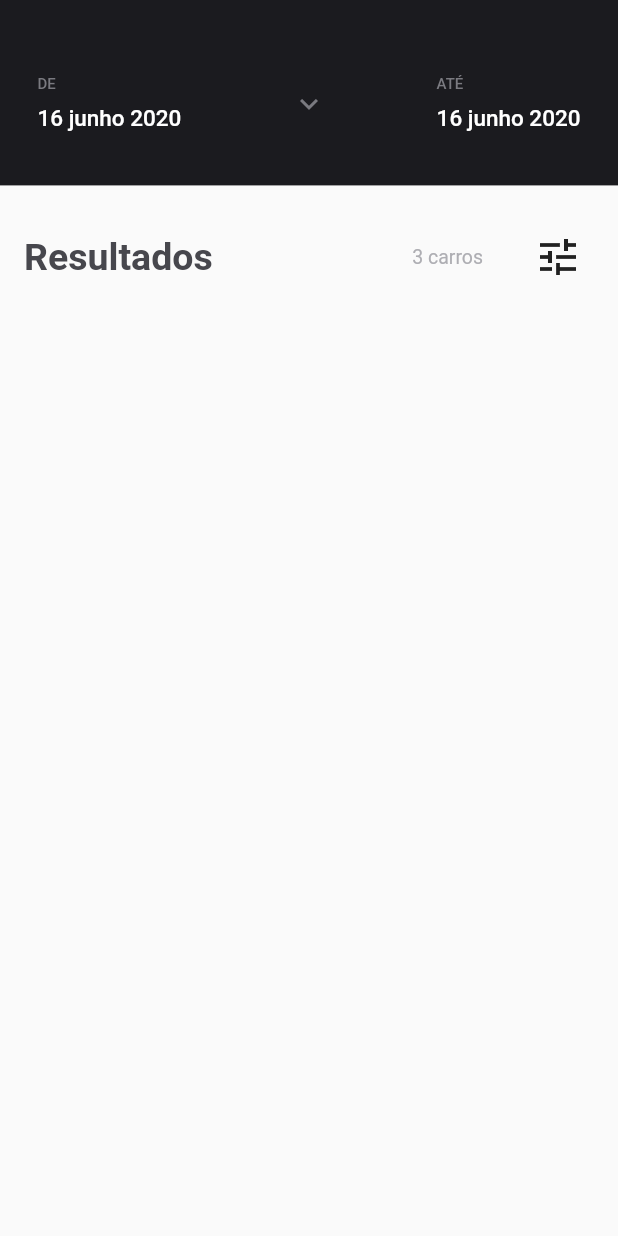
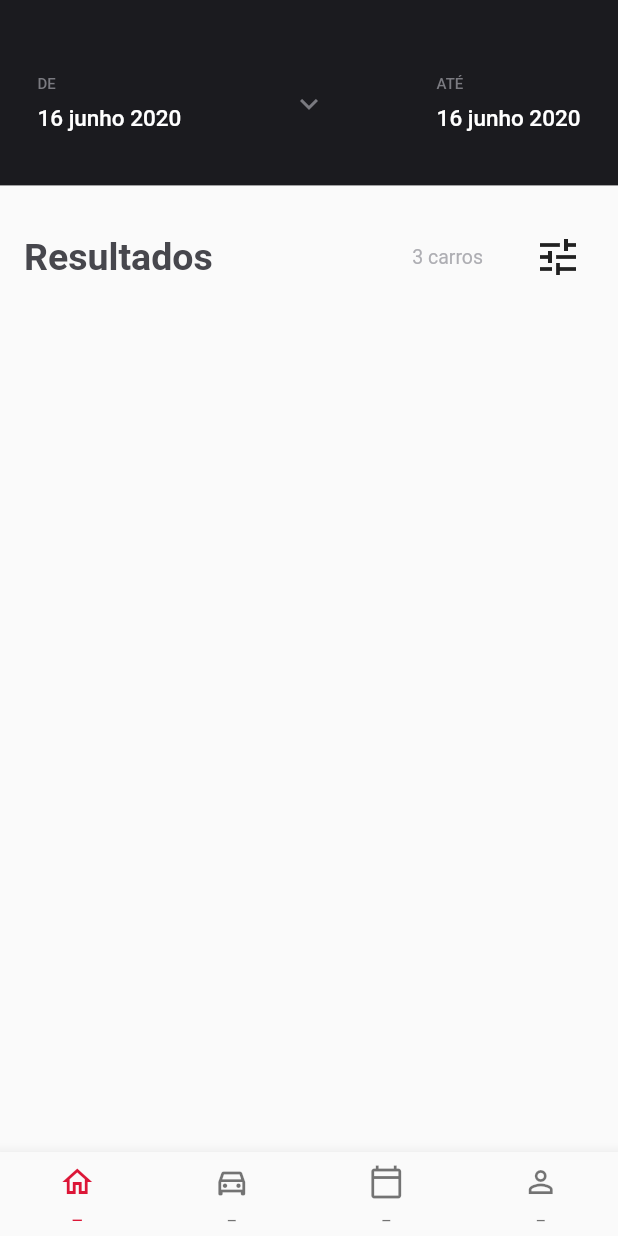
Before and after one commit to samples-flutter/rentx-app, a Flutter app: the MainNavigation screen opened directly, on a phone screen of 412 x 824 dp. Run offline on Flutter 3.47's test engine with Material 2 defaults, Android fonts, the phone set to English and light mode, and no system bars; our stand-ins replace flutter_svg, table_calendar.

Commit message:
feat: create navigation bottom

```diff
--- /dev/null
+++ b/lib/pages/main_navigation/list_car/list_car_page.dart
@@ -0,0 +1,15 @@
+import 'package:flutter/material.dart';
+
+class ListCarPage extends StatefulWidget {
+  const ListCarPage({Key? key}) : super(key: key);
+
+  @override
+  _ListCarPageState createState() => _ListCarPageState();
+}
+
+class _ListCarPageState extends State<ListCarPage> {
+  @override
+  Widget build(BuildContext context) {
+    return Container();
+  }
+}
--- a/lib/pages/main_navigation/main_navigation_page.dart
+++ b/lib/pages/main_navigation/main_navigation_page.dart
@@ -1,5 +1,10 @@
 import 'package:flutter/material.dart';
+import 'package:rentx/pages/main_navigation/profile/profile_page.dart';
+import 'package:rentx/pages/main_navigation/results/results_page.dart';
+import 'package:rentx/pages/main_navigation/scheduling/scheduling_page.dart';
 import 'package:rentx/styles/app_colors.dart';
+
+import 'list_car/list_car_page.dart';
 
 class MainNavigation extends StatefulWidget {
   const MainNavigation({Key? key}) : super(key: key);
@@ -9,110 +14,39 @@ class MainNavigation extends StatefulWidget {
 }
 
 class _MainNavigationState extends State<MainNavigation> {
+  List<Widget> pagesNavigation = [
+    ResultsPage(),
+    ListCarPage(),
+    SchedulingPage(),
+    ProfilePage()
+  ];
+  int indexPage = 0;
+
   @override
   Widget build(BuildContext context) {
-    final size = MediaQuery.of(context).size;
     return Scaffold(
-        body: Column(
-      children: [
-        Container(
-          padding: EdgeInsets.symmetric(horizontal: 25),
-          color: AppColors.black,
-          width: size.width,
-          height: size.height * 0.15,
-          child: Column(
-            mainAxisAlignment: MainAxisAlignment.center,
-            crossAxisAlignment: CrossAxisAlignment.center,
-            children: [
-              SizedBox(height: 15),
-              Row(
-                mainAxisAlignment: MainAxisAlignment.spaceBetween,
-                children: [
-                  Column(
-                    crossAxisAlignment: CrossAxisAlignment.start,
-                    children: [
-                      Text(
-                        'DE',
-                        style: TextStyle(
-                            fontSize: 10,
-                            color: AppColors.grayText,
-                            fontWeight: FontWeight.w500),
-                      ),
-                      const SizedBox(height: 8),
-                      Text(
-                        "16 junho 2020",
-                        style: TextStyle(
-                            fontSize: 15,
-                            fontWeight: FontWeight.w500,
-                            color: Colors.white),
-                      )
-                    ],
-                  ),
-                  IconButton(
-                      onPressed: () {},
-                      icon: Icon(
-                        Icons.keyboard_arrow_down_outlined,
-                        color: AppColors.grayText,
-                      )),
-                  Column(
-                    crossAxisAlignment: CrossAxisAlignment.start,
-                    children: [
-                      Text(
-                        'ATÉ',
-                        style: TextStyle(
-                            fontSize: 10,
-                            color: AppColors.grayText,
-                            fontWeight: FontWeight.w500),
-                      ),
-                      const SizedBox(height: 8),
-                      Text(
-                        "16 junho 2020",
-                        style: TextStyle(
-                            fontSize: 15,
-                            fontWeight: FontWeight.w500,
-                            color: Colors.white),
-                      )
-                    ],
-                  ),
-                ],
-              ),
-            ],
-          ),
-        ),
-        Padding(
-          padding: const EdgeInsets.only(top: 24, left: 16, right: 16),
-          child: Column(
-            children: [
-              Row(
-                mainAxisAlignment: MainAxisAlignment.spaceBetween,
-                children: [
-                  Text(
-                    'Resultados',
-                    style: TextStyle(
-                        fontSize: 25,
-                        fontWeight: FontWeight.w600,
-                        color: AppColors.grayTitle),
-                  ),
-                  Row(
-                    children: [
-                      Text(
-                        '3 carros',
-                        style: TextStyle(
-                            fontSize: 13,
-                            fontWeight: FontWeight.w400,
-                            color: AppColors.grayTextDetails),
-                      ),
-                      SizedBox(width: 26),
-                      IconButton(onPressed: () {}, icon: Icon(Icons.tune, size: 32))
-                    ],
-                  ),
-                ],
-              ),
+      body: pagesNavigation.elementAt(indexPage),
+      bottomNavigationBar: BottomNavigationBar(
+        type: BottomNavigationBarType.fixed,
+        selectedItemColor: AppColors.primary,
+        currentIndex: indexPage,
+        onTap: stepToScreen,
+        items: [
+          BottomNavigationBarItem(icon: Icon(Icons.home_outlined), label: "_"),
+          BottomNavigationBarItem(
+              icon: Icon(Icons.directions_car_outlined), label: "_"),
+          BottomNavigationBarItem(
+              icon: Icon(Icons.calendar_today_outlined), label: "_"),
+          BottomNavigationBarItem(
+              icon: Icon(Icons.person_outline_outlined), label: "_"),
+        ],
+      ),
+    );
+  }
 
-            ],
-          ),
-        )
-      ],
-    ));
+  stepToScreen(int index) {
+    setState(() {
+      indexPage = index;
+    });
   }
 }
--- /dev/null
+++ b/lib/pages/main_navigation/profile/profile_page.dart
@@ -0,0 +1,10 @@
+import 'package:flutter/material.dart';
+
+class ProfilePage extends StatelessWidget {
+  const ProfilePage({Key? key}) : super(key: key);
+
+  @override
+  Widget build(BuildContext context) {
+    return Container();
+  }
+}
--- /dev/null
+++ b/lib/pages/main_navigation/results/results_page.dart
@@ -0,0 +1,118 @@
+import 'package:flutter/material.dart';
+import 'package:rentx/styles/app_colors.dart';
+
+class ResultsPage extends StatefulWidget {
+  const ResultsPage({Key? key}) : super(key: key);
+
+  @override
+  _ResultsPageState createState() => _ResultsPageState();
+}
+
+class _ResultsPageState extends State<ResultsPage> {
+  @override
+  Widget build(BuildContext context) {
+    final size = MediaQuery.of(context).size;
+    return Scaffold(
+        body: Column(
+          children: [
+            Container(
+              padding: EdgeInsets.symmetric(horizontal: 25),
+              color: AppColors.black,
+              width: size.width,
+              height: size.height * 0.15,
+              child: Column(
+                mainAxisAlignment: MainAxisAlignment.center,
+                crossAxisAlignment: CrossAxisAlignment.center,
+                children: [
+                  SizedBox(height: 15),
+                  Row(
+                    mainAxisAlignment: MainAxisAlignment.spaceBetween,
+                    children: [
+                      Column(
+                        crossAxisAlignment: CrossAxisAlignment.start,
+                        children: [
+                          Text(
+                            'DE',
+                            style: TextStyle(
+                                fontSize: 10,
+                                color: AppColors.grayText,
+                                fontWeight: FontWeight.w500),
+                          ),
+                          const SizedBox(height: 8),
+                          Text(
+                            "16 junho 2020",
+                            style: TextStyle(
+                                fontSize: 15,
+                                fontWeight: FontWeight.w500,
+                                color: Colors.white),
+                          )
+                        ],
+                      ),
+                      IconButton(
+                          onPressed: () {},
+                          icon: Icon(
+                            Icons.keyboard_arrow_down_outlined,
+                            color: AppColors.grayText,
+                          )),
+                      Column(
+                        crossAxisAlignment: CrossAxisAlignment.start,
+                        children: [
+                          Text(
+                            'ATÉ',
+                            style: TextStyle(
+                                fontSize: 10,
+                                color: AppColors.grayText,
+                                fontWeight: FontWeight.w500),
+                          ),
+                          const SizedBox(height: 8),
+                          Text(
+                            "16 junho 2020",
+                            style: TextStyle(
+                                fontSize: 15,
+                                fontWeight: FontWeight.w500,
+                                color: Colors.white),
+                          )
+                        ],
+                      ),
+                    ],
+                  ),
+                ],
+              ),
+            ),
+            Padding(
+              padding: const EdgeInsets.only(top: 24, left: 16, right: 16),
+              child: Column(
+                children: [
+                  Row(
+                    mainAxisAlignment: MainAxisAlignment.spaceBetween,
+                    children: [
+                      Text(
+                        'Resultados',
+                        style: TextStyle(
+                            fontSize: 25,
+                            fontWeight: FontWeight.w600,
+                            color: AppColors.grayTitle),
+                      ),
+                      Row(
+                        children: [
+                          Text(
+                            '3 carros',
+                            style: TextStyle(
+                                fontSize: 13,
+                                fontWeight: FontWeight.w400,
+                                color: AppColors.grayTextDetails),
+                          ),
+                          SizedBox(width: 26),
+                          IconButton(onPressed: () {}, icon: Icon(Icons.tune, size: 32))
+                        ],
+                      ),
+                    ],
+                  ),
+
+                ],
+              ),
+            )
+          ],
+        ));
+  }
+}
--- /dev/null
+++ b/lib/pages/main_navigation/scheduling/scheduling_page.dart
@@ -0,0 +1,10 @@
+import 'package:flutter/material.dart';
+
+class SchedulingPage extends StatelessWidget {
+  const SchedulingPage({Key? key}) : super(key: key);
+
+  @override
+  Widget build(BuildContext context) {
+    return Container();
+  }
+}
```
